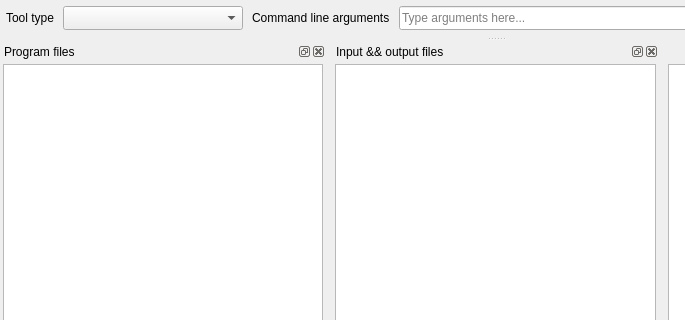
Above: spine_items/tool/ui/tool_specification_form.ui from spine-tools/spine-items before the change; both pictures show x 0 to 685 and y 0 to 320 of the 991 by 643 pixel window. Below: the same form after it.
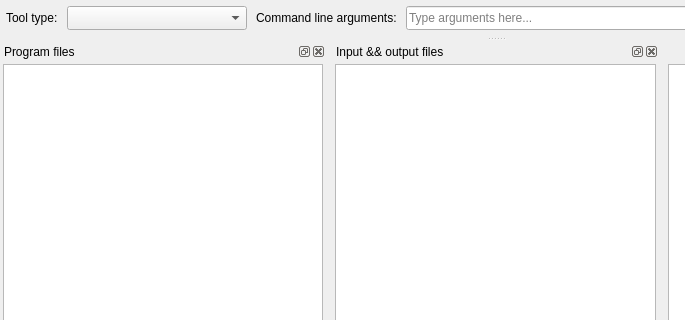
That is the form after the change. Icons and pictures are not drawn. Custom widgets are drawn as their Qt base class.

The edit to the form file:
```diff
--- a/spine_items/tool/ui/tool_specification_form.ui
+++ b/spine_items/tool/ui/tool_specification_form.ui
@@ -65,7 +65,7 @@
       <item>
        <widget class="QLabel" name="label_tooltype">
         <property name="text">
-         <string>Tool type</string>
+         <string>Tool type:</string>
         </property>
        </widget>
       </item>
@@ -100,7 +100,7 @@
       <item>
        <widget class="QLabel" name="label_3">
         <property name="text">
-         <string>Command line arguments</string>
+         <string>Command line arguments:</string>
         </property>
        </widget>
       </item>
```
Left out of the diff: 1 changed line with no effect on the pictures.
